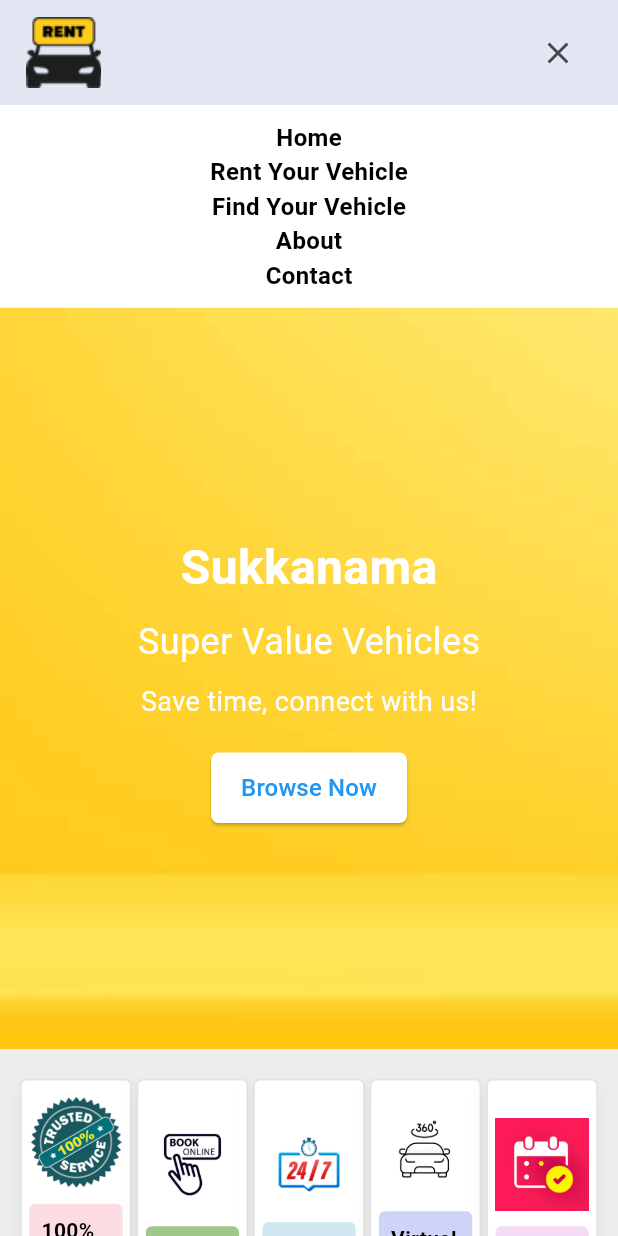
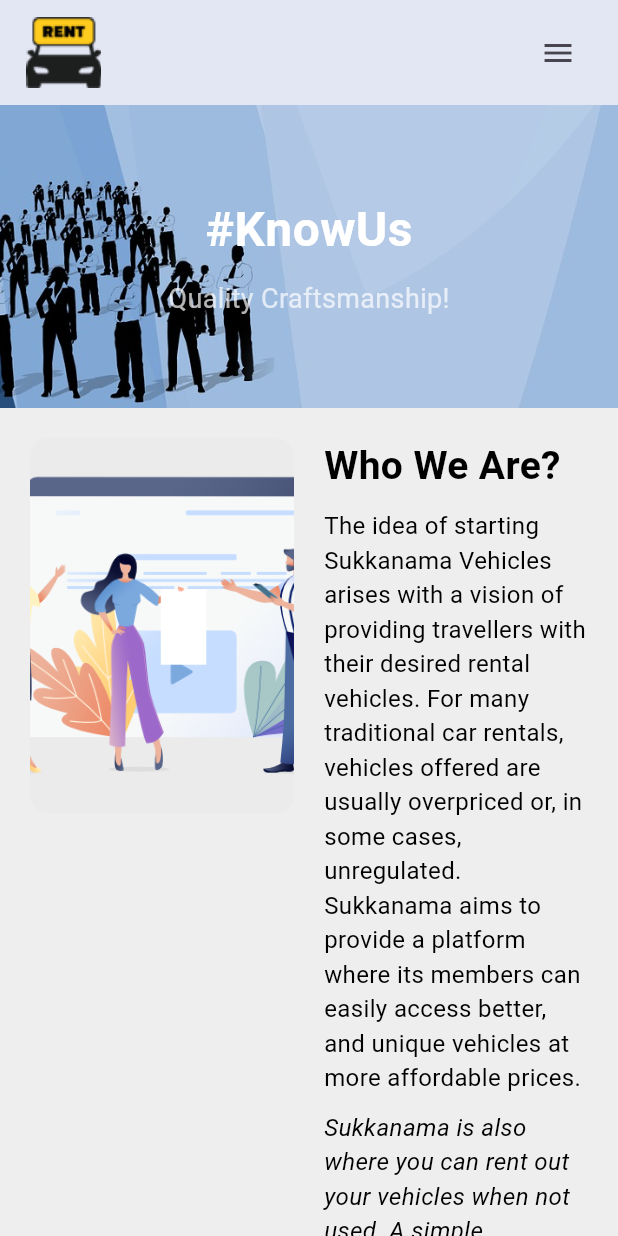
Before and after one commit to DulajAR/GAHDSE24.1F-sukkanama-vehicle-rental, a Flutter app: the screen it shows after launch, after a tap on the "menu" icon, after a tap on "About", on a phone screen of 412 x 824 dp. Run offline on Flutter 3.47's test engine with Material 3 defaults, Android fonts, the light colour scheme and no system bars; our stand-ins replace firebase_core, font_awesome_flutter, get; accounts and stored records are empty.

Commit message:
feat: Add About screen with company introduction, banner, and download section
This update introduces a newly designed About screen to the mobile app. It features a visually appealing banner, a detailed company introduction section with images, a horizontal scrolling info strip, and a call-to-action section for downloading the app. The design aims to improve user trust and engagement by clearly explaining the purpose and mission of the company.

```diff
--- /dev/null
+++ b/mobile_app/lib/screens/about_screen.dart
@@ -0,0 +1,27 @@
+import 'package:flutter/material.dart';
+import 'package:mobile_app/widgets/header.dart';
+import 'package:mobile_app/widgets/about.dart';
+import 'package:mobile_app/widgets/feature.dart';
+import 'package:mobile_app/widgets/news_latter.dart';
+import 'package:mobile_app/widgets/footer.dart';
+
+class AboutScreenPage extends StatelessWidget { // Renamed to avoid conflict
+  const AboutScreenPage({super.key});
+
+  @override
+  Widget build(BuildContext context) {
+    return const Scaffold(
+      body: SingleChildScrollView(
+        child: Column(
+          children: [
+            Header(),
+            AboutContent(),      // This is the content widget (stateful)
+            FeatureSection(),
+            NewsLetter(),
+            Footer(),
+          ],
+        ),
+      ),
+    );
+  }
+}
--- a/mobile_app/lib/screens/home_screen.dart
+++ b/mobile_app/lib/screens/home_screen.dart
@@ -13,19 +13,19 @@ class HomeScreen extends StatelessWidget {
 
   @override
   Widget build(BuildContext context) {
-    return Scaffold(
+    return const Scaffold(
       body: SingleChildScrollView( // Wrapping Column with SingleChildScrollView for scrollability
         child: Column(
           children: [
-            const Header(), // ✅ Header at the top
-            const HeroSection(), // ✅ Hero Section added below Header
-            const FeatureSection(), // ✅ Feature widget added below Hero Section
-            const BannerSection(), // ✅ BannerSection added below Feature Section
+            Header(), // ✅ Header at the top
+            HeroSection(), // ✅ Hero Section added below Header
+            FeatureSection(), // ✅ Feature widget added below Hero Section
+            BannerSection(), // ✅ BannerSection added below Feature Section
             VehicleAds(), // ✅ VehicleAds widget added below Banner Section
-            const SmallBanner(), // ✅ Small Banner section
-            const SizedBox(height: 20), // ✅ Spacing before Newsletter
-            const NewsLetter(), // ✅ Newsletter widget at the bottom
-            const Footer(), // ✅ Footer at the very bottom
+            SmallBanner(), // ✅ Small Banner section
+            SizedBox(height: 20), // ✅ Spacing before Newsletter
+            NewsLetter(), // ✅ Newsletter widget at the bottom
+            Footer(), // ✅ Footer at the very bottom
           ],
         ),
       ),
--- a/mobile_app/lib/styles.dart
+++ b/mobile_app/lib/styles.dart
@@ -78,7 +78,7 @@ class AppStyles {
     border: Border.all(color: Colors.grey.withOpacity(0.3)),
     boxShadow: [
       BoxShadow(
-        offset: Offset(0, 4),
+        offset: const Offset(0, 4),
         blurRadius: 10,
         color: Colors.black.withOpacity(0.05),
       ),
@@ -110,8 +110,8 @@ class BannerTextStyles {
 
   static final ButtonStyle buttonStyle = ElevatedButton.styleFrom(
     backgroundColor: Colors.white, // Replaces 'primary' with 'backgroundColor'
-    foregroundColor: Color(0xFF007BFF), // Replaces 'onPrimary' with 'foregroundColor'
-    padding: EdgeInsets.symmetric(vertical: 10.0, horizontal: 20.0),
+    foregroundColor: const Color(0xFF007BFF), // Replaces 'onPrimary' with 'foregroundColor'
+    padding: const EdgeInsets.symmetric(vertical: 10.0, horizontal: 20.0),
     shape: RoundedRectangleBorder(
       borderRadius: BorderRadius.circular(5.0),
     ),
--- /dev/null
+++ b/mobile_app/lib/widgets/about.dart
@@ -0,0 +1,130 @@
+import 'package:flutter/material.dart';
+
+class AboutContent extends StatelessWidget {
+  const AboutContent({super.key});
+
+  @override
+  Widget build(BuildContext context) {
+    return Column(
+      children: [
+        // Page Banner
+        Container(
+          width: double.infinity,
+          padding: const EdgeInsets.symmetric(vertical: 60),
+          decoration: const BoxDecoration(
+            image: DecorationImage(
+              image: AssetImage("assets/banner.png"),
+              fit: BoxFit.cover,
+            ),
+          ),
+          child: const Column(
+            children: [
+              Text(
+                "#KnowUs",
+                style: TextStyle(fontSize: 32, color: Colors.white, fontWeight: FontWeight.bold),
+              ),
+              SizedBox(height: 10),
+              Text(
+                "Quality Craftsmanship!",
+                style: TextStyle(fontSize: 18, color: Colors.white70),
+              ),
+            ],
+          ),
+        ),
+
+        // About Section
+        Padding(
+          padding: const EdgeInsets.all(20.0),
+          child: LayoutBuilder(
+            builder: (context, constraints) {
+              return Column(
+                children: [
+                  Row(
+                    crossAxisAlignment: CrossAxisAlignment.start,
+                    children: [
+                      Expanded(
+                        child: ClipRRect(
+                          borderRadius: BorderRadius.circular(12),
+                          child: Image.asset(
+                            "assets/a6.jpg",
+                            fit: BoxFit.cover,
+                            height: 250,
+                          ),
+                        ),
+                      ),
+                      const SizedBox(width: 20),
+                      const Expanded(
+                        child: Column(
+                          crossAxisAlignment: CrossAxisAlignment.start,
+                          children: [
+                            Text(
+                              "Who We Are?",
+                              style: TextStyle(fontSize: 26, fontWeight: FontWeight.bold),
+                            ),
+                            SizedBox(height: 10),
+                            Text(
+                              "The idea of starting Sukkanama Vehicles arises with a vision of providing travellers with their desired rental vehicles. "
+                              "For many traditional car rentals, vehicles offered are usually overpriced or, in some cases, unregulated. "
+                              "Sukkanama aims to provide a platform where its members can easily access better, and unique vehicles at more affordable prices.",
+                              style: TextStyle(fontSize: 16),
+                            ),
+                            SizedBox(height: 10),
+                            Text(
+                              "Sukkanama is also where you can rent out your vehicles when not used. A simple streamlined listing process makes earning passively "
+                              "from your vehicles easier than you could imagine! List your vehicles with us and let your vehicles work for you!",
+                              style: TextStyle(fontSize: 16, fontStyle: FontStyle.italic),
+                            ),
+                          ],
+                        ),
+                      ),
+                    ],
+                  ),
+                ],
+              );
+            },
+          ),
+        ),
+
+        // Scrolling Text
+        Container(
+          width: double.infinity,
+          color: Colors.grey[300],
+          padding: const EdgeInsets.symmetric(vertical: 10),
+          child: const SingleChildScrollView(
+            scrollDirection: Axis.horizontal,
+            child: Row(
+              children: [
+                SizedBox(width: 10),
+                Text(
+                  "At Sukkanama, we take immense pride in introducing our innovative vehicle renting system, built on a foundation of excellence. "
+                  "Our unwavering commitment to providing exceptional service sets us apart in the industry. We invite you to join us and "
+                  "discover the remarkable difference our new system makes in your travel journey.",
+                  style: TextStyle(fontSize: 16),
+                ),
+                SizedBox(width: 10),
+              ],
+            ),
+          ),
+        ),
+
+        // Download App Section
+        const SizedBox(height: 40),
+        const Text(
+          "Download Our App",
+          style: TextStyle(fontSize: 24, fontWeight: FontWeight.bold),
+        ),
+        const SizedBox(height: 10),
+        TextButton(
+          onPressed: () {
+            // TODO: Add your app download link
+          },
+          child: const Text(
+            "Click Here",
+            style: TextStyle(fontSize: 16, color: Colors.blue),
+          ),
+        ),
+        const SizedBox(height: 40),
+      ],
+    );
+  }
+}
--- a/mobile_app/lib/widgets/banner.dart
+++ b/mobile_app/lib/widgets/banner.dart
@@ -9,7 +9,7 @@ class BannerSection extends StatelessWidget {  // Changed the class name to Bann
     return Container(
       width: double.infinity,
       height: 300, // Adjust the height as needed (similar to 50vh)
-      decoration: BoxDecoration(
+      decoration: const BoxDecoration(
         image: DecorationImage(
           image: AssetImage('assets/b2.jpg'), // Adjust path to your image
           fit: BoxFit.cover,
@@ -22,23 +22,23 @@ class BannerSection extends StatelessWidget {  // Changed the class name to Bann
           mainAxisAlignment: MainAxisAlignment.center,
           crossAxisAlignment: CrossAxisAlignment.center,
           children: [
-            Text(
+            const Text(
               'Trusted Services',
               style: BannerTextStyles.heading4, // Ensure this is defined in your BannerTextStyles
             ),
-            SizedBox(height: 8), // Add some spacing between the texts
-            Text(
+            const SizedBox(height: 8), // Add some spacing between the texts
+            const Text(
               'Find your vehicles here!!',
               style: BannerTextStyles.heading2, // Ensure this is defined in your BannerTextStyles
             ),
-            SizedBox(height: 20),
+            const SizedBox(height: 20),
             ElevatedButton(
               onPressed: () {
                 // Navigate to the loginCustomer route
                 Navigator.pushNamed(context, '/loginCustomer');
               },
               style: BannerTextStyles.buttonStyle, // Ensure this is defined in your BannerTextStyles
-              child: Text('Explore More'),
+              child: const Text('Explore More'),
             ),
           ],
         ),
--- a/mobile_app/lib/widgets/feature.dart
+++ b/mobile_app/lib/widgets/feature.dart
@@ -8,7 +8,7 @@ class FeatureSection extends StatelessWidget {
   Widget build(BuildContext context) {
     return Container(
       padding: const EdgeInsets.symmetric(vertical: 20, horizontal: 10),
-      child: Row(
+      child: const Row(
         mainAxisAlignment: MainAxisAlignment.spaceEvenly,
         children: [
           FeatureBox(image: 'assets/f1.png', title: '100% Trusted Service', color: AppStyles.feature1Color),
--- a/mobile_app/lib/widgets/footer.dart
+++ b/mobile_app/lib/widgets/footer.dart
@@ -2,7 +2,7 @@ import 'package:flutter/material.dart';
 import 'package:font_awesome_flutter/font_awesome_flutter.dart';
 
 class Footer extends StatelessWidget {
-  const Footer({Key? key}) : super(key: key);
+  const Footer({super.key});
 
   @override
   Widget build(BuildContext context) {
@@ -120,7 +120,7 @@ class Footer extends StatelessWidget {
                       ],
                     ),
               const SizedBox(height: 20),
-              Center(
+              const Center(
                 child: Text(
                   "© 2025, Sukkanama etc - All Rights Reserved.",
                   style: TextStyle(fontSize: 12, color: Colors.black54),
@@ -138,7 +138,7 @@ class Footer extends StatelessWidget {
     return Column(
       crossAxisAlignment: CrossAxisAlignment.start,
       children: [
-        Text(title, style: TextStyle(fontSize: 14, fontWeight: FontWeight.bold)),
+        Text(title, style: const TextStyle(fontSize: 14, fontWeight: FontWeight.bold)),
         const SizedBox(height: 10),
         ...children,
       ],
@@ -149,7 +149,7 @@ class Footer extends StatelessWidget {
   Widget _footerText(String text) {
     return Padding(
       padding: const EdgeInsets.only(bottom: 8),
-      child: Text(text, style: TextStyle(fontSize: 13, color: Colors.black87)),
+      child: Text(text, style: const TextStyle(fontSize: 13, color: Colors.black87)),
     );
   }
 
@@ -161,7 +161,7 @@ class Footer extends StatelessWidget {
         padding: const EdgeInsets.only(bottom: 8),
         child: Text(
           text,
-          style: TextStyle(fontSize: 13, color: Colors.black87),
+          style: const TextStyle(fontSize: 13, color: Colors.black87),
         ),
       ),
     );
@@ -173,23 +173,23 @@ class Footer extends StatelessWidget {
       mainAxisSize: MainAxisSize.min,
       children: [
         IconButton(
-          icon: FaIcon(FontAwesomeIcons.facebook, color: Color(0xFF465b52), size: 18),
+          icon: const FaIcon(FontAwesomeIcons.facebook, color: Color(0xFF465b52), size: 18),
           onPressed: () {}, // Add link
         ),
         IconButton(
-          icon: FaIcon(FontAwesomeIcons.twitter, color: Color(0xFF465b52), size: 18),
+          icon: const FaIcon(FontAwesomeIcons.twitter, color: Color(0xFF465b52), size: 18),
           onPressed: () {}, // Add link
         ),
         IconButton(
-          icon: FaIcon(FontAwesomeIcons.instagram, color: Color(0xFF465b52), size: 18),
+          icon: const FaIcon(FontAwesomeIcons.instagram, color: Color(0xFF465b52), size: 18),
           onPressed: () {}, // Add link
         ),
         IconButton(
-          icon: FaIcon(FontAwesomeIcons.pinterest, color: Color(0xFF465b52), size: 18),
+          icon: const FaIcon(FontAwesomeIcons.pinterest, color: Color(0xFF465b52), size: 18),
           onPressed: () {}, // Add link
         ),
         IconButton(
-          icon: FaIcon(FontAwesomeIcons.youtube, color: Color(0xFF465b52), size: 18),
+          icon: const FaIcon(FontAwesomeIcons.youtube, color: Color(0xFF465b52), size: 18),
           onPressed: () {}, // Add link
         ),
       ],
@@ -202,7 +202,7 @@ class Footer extends StatelessWidget {
       width: 180,
       height: 40,
       decoration: BoxDecoration(
-        border: Border.all(color: Color(0xFF088178)),
+        border: Border.all(color: const Color(0xFF088178)),
         borderRadius: BorderRadius.circular(6),
         image: DecorationImage(image: AssetImage(path), fit: BoxFit.cover),
       ),
--- a/mobile_app/lib/widgets/header.dart
+++ b/mobile_app/lib/widgets/header.dart
@@ -1,5 +1,8 @@
 import 'package:flutter/material.dart';
 import 'package:mobile_app/styles.dart';
+
+import '../screens/about_screen.dart';
+import '../screens/home_screen.dart';
 
 class Header extends StatefulWidget {
   const Header({super.key});
@@ -37,10 +40,20 @@ class _HeaderState extends State<Header> {
                 Row(
                   mainAxisAlignment: MainAxisAlignment.start,
                   children: [
-                    _navItem('Home', () {}),
+                    _navItem('Home', () {
+                      Navigator.push(
+                        context,
+                        MaterialPageRoute(builder: (context) => const HomeScreen()),
+                      );
+                    }),
                     _navItem('Rent Your Vehicle', () {}),
                     _navItem('Find Your Vehicle', () {}),
-                    _navItem('About', () {}),
+                    _navItem('About', () {
+                      Navigator.push(
+                        context,
+                        MaterialPageRoute(builder: (context) => const AboutScreenPage()),
+                      );
+                    }),
                     _navItem('Contact', () {}),
                   ],
                 ),
@@ -59,14 +72,24 @@ class _HeaderState extends State<Header> {
         if (isMobile && isMobileMenuOpen)
           Container(
             width: double.infinity,
-            color: Colors.white, // Adjust background color as needed
+            color: Colors.white,
             padding: const EdgeInsets.symmetric(vertical: 10),
             child: Column(
               children: [
-                _navItem('Home', () {}),
+                _navItem('Home', () {
+                  Navigator.push(
+                    context,
+                    MaterialPageRoute(builder: (context) => const HomeScreen()),
+                  );
+                }),
                 _navItem('Rent Your Vehicle', () {}),
                 _navItem('Find Your Vehicle', () {}),
-                _navItem('About', () {}),
+                _navItem('About', () {
+                  Navigator.push(
+                    context,
+                    MaterialPageRoute(builder: (context) => const AboutScreenPage()),
+                  );
+                }),
                 _navItem('Contact', () {}),
               ],
             ),
@@ -77,7 +100,7 @@ class _HeaderState extends State<Header> {
 
   Widget _navItem(String title, VoidCallback onTap) {
     return Padding(
-      padding: const EdgeInsets.symmetric(horizontal: 12.0), // Adjust horizontal space
+      padding: const EdgeInsets.symmetric(horizontal: 12.0),
       child: InkWell(
         onTap: onTap,
         child: Text(title, style: AppStyles.navText),
--- a/mobile_app/lib/widgets/news_latter.dart
+++ b/mobile_app/lib/widgets/news_latter.dart
@@ -11,9 +11,9 @@ class NewsLetter extends StatelessWidget {
     return Container(
       width: screenWidth, // Make it full width
       padding: const EdgeInsets.symmetric(vertical: 20, horizontal: 16),
-      decoration: BoxDecoration(
-        color: const Color(0xFF036ffc), // Background color
-        image: const DecorationImage(
+      decoration: const BoxDecoration(
+        color: Color(0xFF036ffc), // Background color
+        image: DecorationImage(
           image: AssetImage("assets/b14.png"), // Background image
           fit: BoxFit.cover,
           alignment: Alignment(0.2, 0.3), // Matches background-position: 20% 30%;
@@ -52,12 +52,12 @@ class NewsLetter extends StatelessWidget {
             child: Row(
               children: [
                 // Email Input Field
-                Expanded(
+                const Expanded(
                   child: TextField(
                     decoration: InputDecoration(
                       hintText: "Your email address",
-                      hintStyle: const TextStyle(fontSize: 14),
-                      contentPadding: const EdgeInsets.symmetric(horizontal: 16),
+                      hintStyle: TextStyle(fontSize: 14),
+                      contentPadding: EdgeInsets.symmetric(horizontal: 16),
                       border: InputBorder.none,
                     ),
                   ),
```
Also changed, not shown: mobile_app/pubspec.yaml (+4 -4 lines), mobile_app/pubspec.lock.
